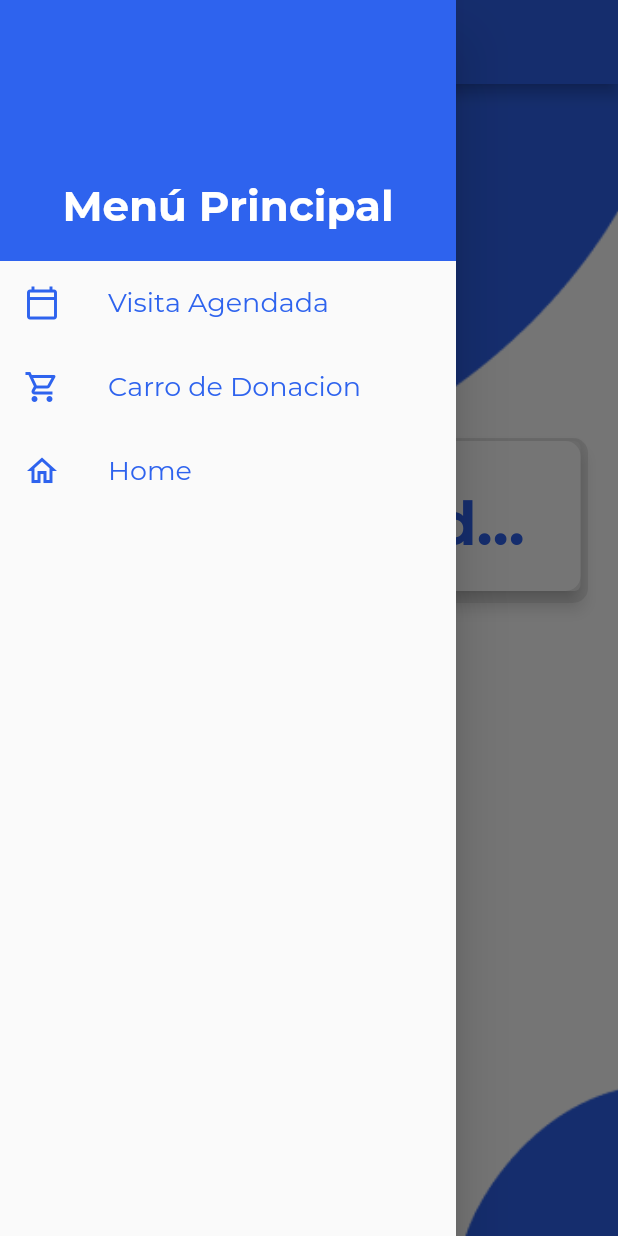
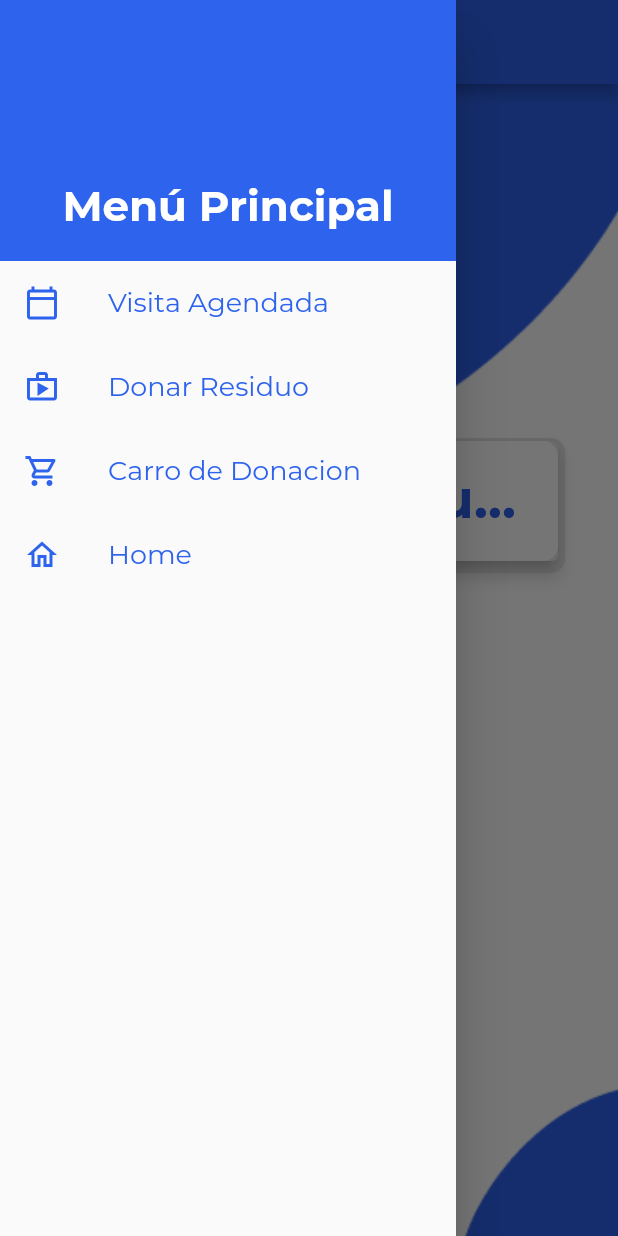
Before and after one commit to Jcss1462/reciclajeApp, a Flutter app: the InicioCiudadanoCivil screen opened by its route, with the side drawer open, on a phone screen of 412 x 824 dp. Run offline on Flutter 3.47's test engine with Material 2 defaults, Android fonts, the light colour scheme and no system bars; our stand-ins replace firebase_auth, firebase_core, flutter_dotenv, shared_preferences; accounts and stored records are empty; network calls fail.

Commit message:
Inicio de Carro de Donacion (Civil)

```diff
--- a/lib/core/constants.dart
+++ b/lib/core/constants.dart
@@ -5,3 +5,4 @@ const String carrodeVentas = '/carroDeVentas';
 const String ventasForm = '/ventasForm';
 const String inicioCiudadanoCivil = '/inicioCiudadanoCivil';
 const String donacionFormCivil = '/donacionFormCivl';
+const String carrodeDonacionCivil = '/carrodeDonacionCivil';
--- a/lib/core/routers.dart
+++ b/lib/core/routers.dart
@@ -1,3 +1,4 @@
+import 'package:reciclaje_app/page/carrodeDonacionCivil.dart';
 import 'package:reciclaje_app/page/donacionFormCivil.dart';
 import 'package:reciclaje_app/page/inicioCiudadanoCivil.dart';
 import 'package:reciclaje_app/page/ventasForm.dart';
@@ -23,6 +24,8 @@ class Routers {
         return MaterialPageRoute(builder: (_) => InicioCiudadanoCivil());
       case donacionFormCivil:
         return MaterialPageRoute(builder: (_) => DonacionFormCivil());
+      case carrodeDonacionCivil:
+        return MaterialPageRoute(builder: (_) => CarrodeDonacionCivil());
       default:
         return MaterialPageRoute(
           builder: (_) => Scaffold(
--- a/lib/page/donacionFormCivil.dart
+++ b/lib/page/donacionFormCivil.dart
@@ -1,4 +1,5 @@
 import 'package:flutter/material.dart';
+import 'package:reciclaje_app/page/carrodeDonacionCivil.dart';
 import 'package:reciclaje_app/widgets/navbarCiudadanoCivil.dart';
 
 import '../data/datasources/carroVenta_datasource.dart';
@@ -80,7 +81,9 @@ class _DonacionFormCivilState extends State<DonacionFormCivil> {
             icon: Icon(Icons.shopping_cart_outlined, color: Colors.white),
             onPressed: () {
               Navigator.push(
-                  context, MaterialPageRoute(builder: (context) => null));
+                  context,
+                  MaterialPageRoute(
+                      builder: (context) => CarrodeDonacionCivil()));
             },
           )
         ],
--- a/lib/page/inicioCiudadanoCivil.dart
+++ b/lib/page/inicioCiudadanoCivil.dart
@@ -66,11 +66,11 @@ class _InicioCiudadanoCivilState extends State<InicioCiudadanoCivil> {
         Card(
           elevation: 5,
           child: Container(
-            width: MediaQuery.of(context).size.width - 50,
+            width: MediaQuery.of(context).size.width - 80,
             height: MediaQuery.of(context).size.height / 8,
-            constraints: BoxConstraints(minHeight: 100, maxHeight: 100),
+            constraints: BoxConstraints(minHeight: 80, maxHeight: 80),
             padding:
-                EdgeInsets.only(top: 30.0, bottom: 10.0, left: 10, right: 10),
+                EdgeInsets.only(top: 15.0, bottom: 10.0, left: 10, right: 10),
             decoration: BoxDecoration(
                 borderRadius: BorderRadius.circular(10),
                 color: Colors.white,
@@ -91,7 +91,7 @@ class _InicioCiudadanoCivilState extends State<InicioCiudadanoCivil> {
                     style: TextStyle(
                       color: Color.fromRGBO(46, 99, 238, 1),
                       fontWeight: FontWeight.bold,
-                      fontSize: 40,
+                      fontSize: 35,
                     ),
                   ),
                   onPressed: () =>
--- a/lib/page/ventasForm.dart
+++ b/lib/page/ventasForm.dart
@@ -111,7 +111,7 @@ class _VentasFormState extends State<VentasForm> {
                       return Center(
                         child: Container(
                           width: MediaQuery.of(context).size.width / 1.15,
-                          height: MediaQuery.of(context).size.height / 1.15,
+                          height: MediaQuery.of(context).size.height / 1.8,
                           constraints: BoxConstraints(
                             minWidth: 160,
                             minHeight: 160,
@@ -140,7 +140,7 @@ class _VentasFormState extends State<VentasForm> {
                                     style: TextStyle(
                                         color: Color.fromRGBO(46, 99, 238, 1),
                                         fontWeight: FontWeight.bold,
-                                        fontSize: 28),
+                                        fontSize: 27),
                                   ),
                                   SizedBox(height: 20),
                                   Form(
--- a/lib/widgets/navbar.dart
+++ b/lib/widgets/navbar.dart
@@ -30,7 +30,7 @@ class NavBar extends StatelessWidget {
           ),
           ListTile(
             leading: Icon(
-              Icons.shop,
+              Icons.shop_outlined,
               color: Color.fromRGBO(46, 99, 238, 1),
             ),
             title: Text(
--- a/lib/widgets/navbarCiudadanoCivil.dart
+++ b/lib/widgets/navbarCiudadanoCivil.dart
@@ -45,6 +45,22 @@ class NavBarCiudadanoCivil extends StatelessWidget {
           ),
           ListTile(
             leading: Icon(
+              Icons.shop_outlined,
+              color: Color.fromRGBO(46, 99, 238, 1),
+            ),
+            title: Text(
+              "Donar Residuo",
+              style: TextStyle(
+                  color: Color.fromRGBO(46, 99, 238, 1),
+                  fontWeight: FontWeight.normal,
+                  fontSize: 18),
+            ),
+            onTap: () {
+              Navigator.pushNamed(context, donacionFormCivil);
+            },
+          ),
+          ListTile(
+            leading: Icon(
               Icons.shopping_cart_outlined,
               color: Color.fromRGBO(46, 99, 238, 1),
             ),
@@ -56,7 +72,7 @@ class NavBarCiudadanoCivil extends StatelessWidget {
                   fontSize: 18),
             ),
             onTap: () {
-              Navigator.pushNamed(context, donacionFormCivil);
+              Navigator.pushNamed(context, carrodeDonacionCivil);
             },
           ),
           ListTile(
```
Also changed, not shown: lib/page/carrodeDonacionCivil.dart (added, +60 -0 lines).
